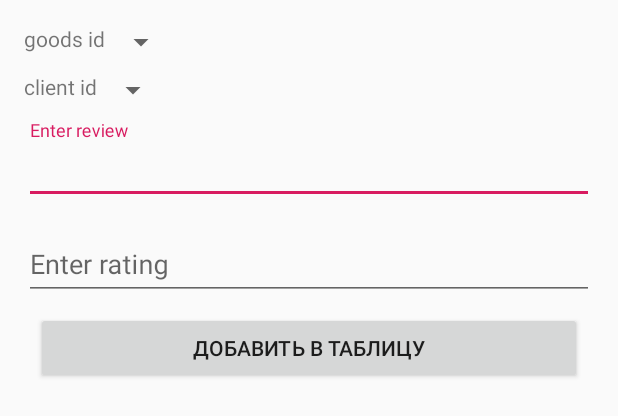
After one commit to Naemys2313/ElectricalApplianceStore, an Android app: the layout activity_add_review.xml on its own in the app's theme, with its tools: preview values and no code run, on a phone screen of 412 x 824 dp. The commit adds this screen. Shown: the top 416 px of the screen. Run offline under Robolectric (Android 15) with nearby library versions, the phone set to English and light mode, and no system bars; network calls fail.

Commit message:
Реализовано добавление отзыва

```diff
--- a/app/src/main/java/com/naemys/electricalappliancestore/AddDataActivity.java
+++ b/app/src/main/java/com/naemys/electricalappliancestore/AddDataActivity.java
@@ -29,6 +29,7 @@ import com.naemys.electricalappliancestore.database.GoodsDB;
 import com.naemys.electricalappliancestore.database.OrderDB;
 import com.naemys.electricalappliancestore.database.PaymentMethodDB;
 import com.naemys.electricalappliancestore.database.ProcurementDB;
+import com.naemys.electricalappliancestore.database.ReviewDB;
 import com.naemys.electricalappliancestore.models.Cart;
 import com.naemys.electricalappliancestore.models.Client;
 import com.naemys.electricalappliancestore.models.Delivery;
@@ -37,6 +38,7 @@ import com.naemys.electricalappliancestore.models.Model;
 import com.naemys.electricalappliancestore.models.Order;
 import com.naemys.electricalappliancestore.models.PaymentMethod;
 import com.naemys.electricalappliancestore.models.Procurement;
+import com.naemys.electricalappliancestore.models.Review;
 import com.naemys.electricalappliancestore.models.Supplier;
 import com.naemys.electricalappliancestore.models.TypeOfGoods;
 import com.naemys.electricalappliancestore.request.CustomJsonObjectRequest;
@@ -465,6 +467,36 @@ public class AddDataActivity extends AppCompatActivity {
     }
 
     private void setActivityReview() {
+        setContentView(R.layout.activity_add_review);
+
+        final ReviewDB reviewDB = new ReviewDB(this, requestQueue);
+
+        final Spinner goodsSpinner = findViewById(R.id.goodsSpinner);
+        final Spinner clientsSpinner = findViewById(R.id.clientsSpinner);
+        final TextInputEditText reviewTextEditText = findViewById(R.id.reviewTextEditText);
+        final TextInputEditText ratingEditText = findViewById(R.id.ratingEditText);
+
+        setList(new Goods(), goodsList, goodsSpinner, Unit.Goods.URL_GET_ALL, null);
+        setList(new Client(), clients, clientsSpinner, Unit.Clients.URL_GET_ALL, null);
+
+        addDataButton = findViewById(R.id.addDataButton);
+        addDataButton.setOnClickListener(new View.OnClickListener() {
+            @Override
+            public void onClick(View v) {
+                int goodsIndex = goodsSpinner.getSelectedItemPosition();
+                String goodsId = goodsList.get(goodsIndex).getId();
+
+                int clientIndex = clientsSpinner.getSelectedItemPosition();
+                String clientId = clients.get(clientIndex).getId();
+
+                String reviewText = reviewTextEditText.getText().toString().trim();
+                String rating = ratingEditText.getText().toString().trim();
+
+                Review review = new Review(null, goodsId, clientId, reviewText, rating);
+
+                reviewDB.create(review);
+            }
+        });
 
     }
 
--- /dev/null
+++ b/app/src/main/res/layout/activity_add_review.xml
@@ -0,0 +1,82 @@
+<?xml version="1.0" encoding="utf-8"?>
+<androidx.constraintlayout.widget.ConstraintLayout xmlns:android="http://schemas.android.com/apk/res/android"
+    xmlns:app="http://schemas.android.com/apk/res-auto"
+    android:layout_width="match_parent"
+    android:layout_height="match_parent"
+    android:padding="16dp">
+
+    <TextView
+        android:id="@+id/goodsId"
+        android:layout_width="wrap_content"
+        android:layout_height="wrap_content"
+        android:text="@string/goods_id"
+        app:layout_constraintStart_toStartOf="parent"
+        app:layout_constraintTop_toTopOf="parent" />
+
+    <Spinner
+        android:id="@+id/goodsSpinner"
+        android:layout_width="wrap_content"
+        android:layout_height="wrap_content"
+        app:layout_constraintStart_toEndOf="@id/goodsId"
+        app:layout_constraintTop_toTopOf="@id/goodsId" />
+
+    <TextView
+        android:id="@+id/clientId"
+        android:layout_width="wrap_content"
+        android:layout_height="wrap_content"
+        android:layout_marginTop="8dp"
+        android:text="@string/client_id"
+        app:layout_constraintStart_toStartOf="parent"
+        app:layout_constraintTop_toBottomOf="@id/goodsSpinner" />
+
+    <Spinner
+        android:id="@+id/clientsSpinner"
+        android:layout_width="wrap_content"
+        android:layout_height="wrap_content"
+        app:layout_constraintStart_toEndOf="@id/clientId"
+        app:layout_constraintTop_toTopOf="@id/clientId" />
+
+    <com.google.android.material.textfield.TextInputLayout
+        android:id="@+id/reviewTextTextInputLayout"
+        android:layout_width="match_parent"
+        android:layout_height="wrap_content"
+        android:layout_marginTop="8dp"
+        app:layout_constraintEnd_toEndOf="parent"
+        app:layout_constraintStart_toStartOf="parent"
+        app:layout_constraintTop_toBottomOf="@id/clientsSpinner">
+
+        <com.google.android.material.textfield.TextInputEditText
+            android:id="@+id/reviewTextEditText"
+            android:layout_width="match_parent"
+            android:layout_height="wrap_content"
+            android:hint="@string/hint_review_text_edit_text" />
+
+    </com.google.android.material.textfield.TextInputLayout>
+
+    <com.google.android.material.textfield.TextInputLayout
+        android:id="@+id/ratingTextInputLayout"
+        android:layout_width="match_parent"
+        android:layout_height="wrap_content"
+        android:layout_marginTop="8dp"
+        app:layout_constraintEnd_toEndOf="parent"
+        app:layout_constraintStart_toStartOf="parent"
+        app:layout_constraintTop_toBottomOf="@id/reviewTextTextInputLayout">
+
+        <com.google.android.material.textfield.TextInputEditText
+            android:id="@+id/ratingEditText"
+            android:layout_width="match_parent"
+            android:layout_height="wrap_content"
+            android:hint="@string/hint_rating_edit_text" />
+
+    </com.google.android.material.textfield.TextInputLayout>
+
+    <Button
+        android:id="@+id/addDataButton"
+        android:layout_width="match_parent"
+        android:layout_height="wrap_content"
+        android:layout_margin="8dp"
+        android:text="@string/add_data_button"
+        app:layout_constraintStart_toStartOf="parent"
+        app:layout_constraintTop_toBottomOf="@+id/ratingTextInputLayout" />
+
+</androidx.constraintlayout.widget.ConstraintLayout>
--- /dev/null
+++ b/app/src/main/res/layout/activity_add_sale.xml
@@ -0,0 +1,9 @@
+<?xml version="1.0" encoding="utf-8"?>
+<androidx.constraintlayout.widget.ConstraintLayout xmlns:android="http://schemas.android.com/apk/res/android"
+    android:layout_width="match_parent"
+    android:layout_height="match_parent"
+    android:padding="16dp">
+
+
+
+</androidx.constraintlayout.widget.ConstraintLayout>
--- a/app/src/main/res/values/strings.xml
+++ b/app/src/main/res/values/strings.xml
@@ -59,4 +59,6 @@
     <string name="hint_quantity_in_stock_edit_text">Enter quantity in stock</string>
     <string name="hint_description_edit_text">Enter description</string>
     <string name="hint_price_edit_text">Enter price</string>
+    <string name="hint_review_text_edit_text">Enter review</string>
+    <string name="hint_rating_edit_text">Enter rating</string>
 </resources>
```
